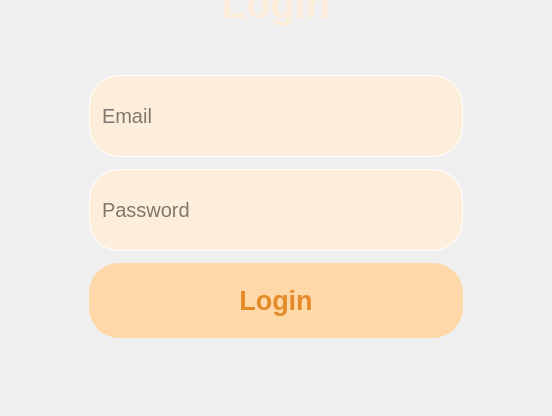
Old version of the form Forms/login.ui in the repository esraa-emary/Task-Worker-Matching; both pictures show x 374 to 926 and y 252 to 668 of the 1300 by 900 pixel window.
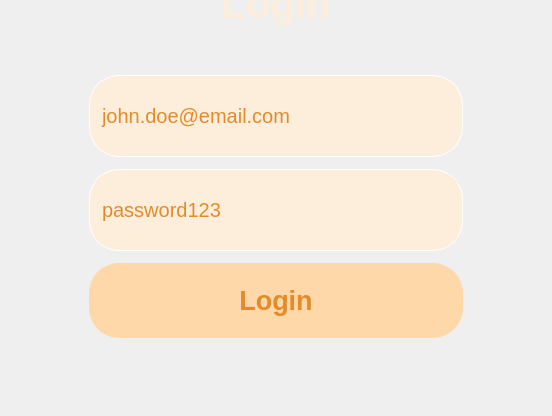
New version of the form.

```diff
--- a/Forms/login.ui
+++ b/Forms/login.ui
@@ -142,7 +142,7 @@
 	border: 1px solid #fff;
 	padding-left:10px;
 	background-color: #FDEEDC;
-
+	color:#E38B29;
 border-radius: 30px;
 }
 
@@ -178,6 +178,9 @@
                  <pointsize>15</pointsize>
                 </font>
                </property>
+               <property name="text">
+                <string>john.doe@email.com</string>
+               </property>
                <property name="placeholderText">
                 <string>Email</string>
                </property>
@@ -190,6 +193,9 @@
                  <pointsize>15</pointsize>
                 </font>
                </property>
+               <property name="text">
+                <string>password123</string>
+               </property>
                <property name="placeholderText">
                 <string>Password</string>
                </property>
```
